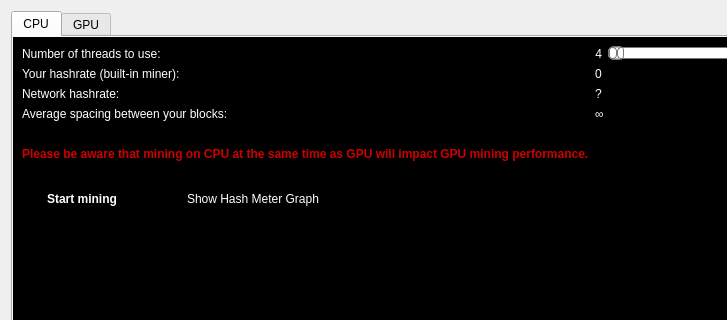
Qt form src/qt/forms/miningpage.ui (duality-solutions/Dynamic) before a commit; both pictures show x 0 to 727 and y 0 to 320 of the 880 by 474 pixel window.
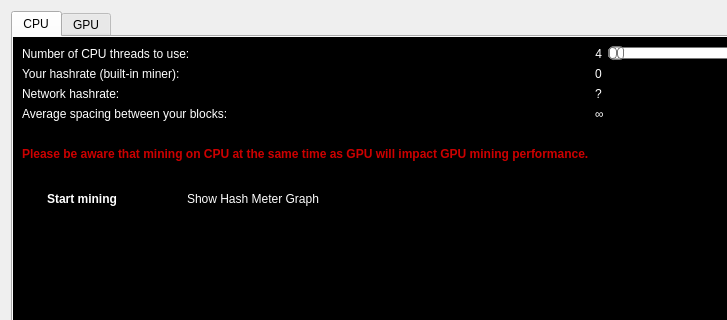
The same form after that commit. The open tabs and pages were chosen to show the change. Custom widgets are drawn as their Qt base class.

Commit message: Stop slider release starting miner and add CPU to string

The edit to the form file:
```diff
--- a/src/qt/forms/miningpage.ui
+++ b/src/qt/forms/miningpage.ui
@@ -434,7 +434,7 @@
 color: rgb(255, 255, 255);</string>
                </property>
                <property name="text">
-                <string>Number of threads to use:</string>
+                <string>Number of CPU threads to use:</string>
                </property>
               </widget>
              </item>
```
The commit also changes 2 other files.
